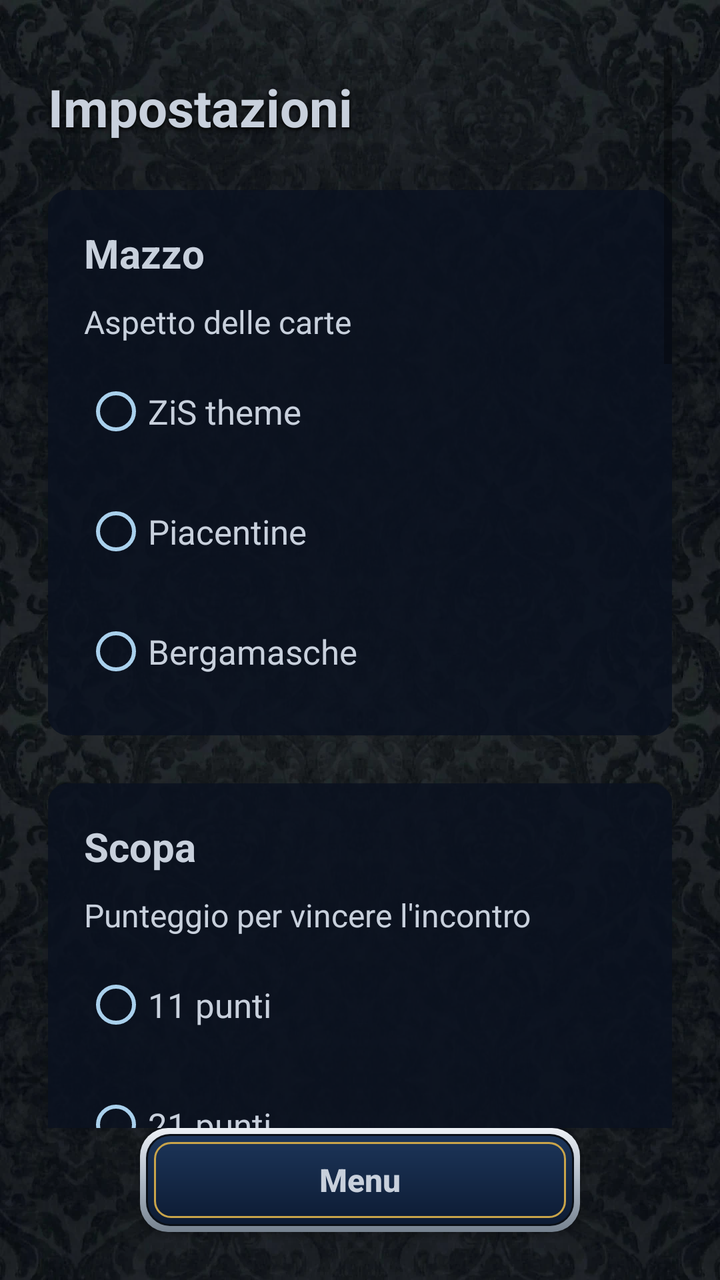
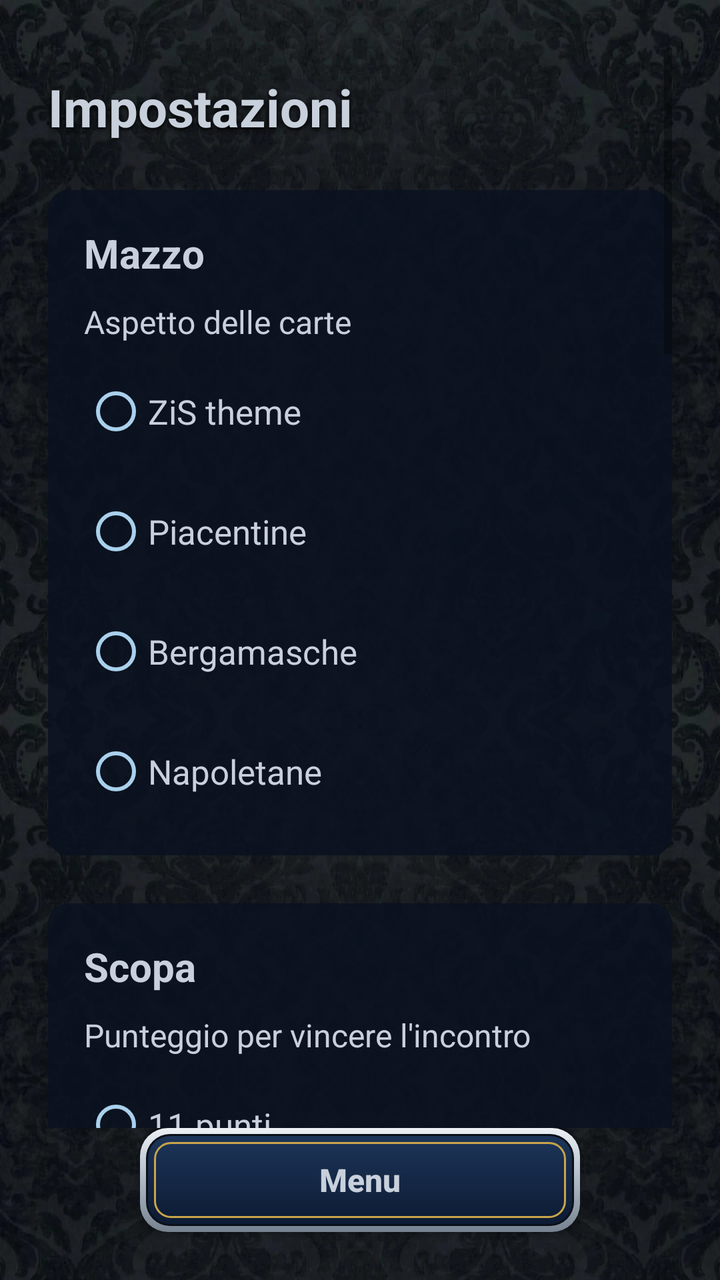

Before-and-after screenshots of an Android layout around one commit, followed by the original layout XML and the change that was made.
<!-- AndroidManifest.xml: application theme Theme.Scopa -->
<!-- res/layout/activity_settings.xml -->
<?xml version="1.0" encoding="utf-8"?>
<androidx.constraintlayout.widget.ConstraintLayout
    xmlns:android="http://schemas.android.com/apk/res/android"
    xmlns:app="http://schemas.android.com/apk/res-auto"
    android:layout_width="match_parent"
    android:layout_height="match_parent"
    android:background="@drawable/bg_velvet">

    <ScrollView
        android:layout_width="match_parent"
        android:layout_height="0dp"
        android:padding="24dp"
        android:clipToPadding="false"
        app:layout_constraintTop_toTopOf="parent"
        app:layout_constraintBottom_toTopOf="@id/btnBack">

        <LinearLayout
            android:layout_width="match_parent"
            android:layout_height="wrap_content"
            android:orientation="vertical">

            <TextView
                android:layout_width="wrap_content"
                android:layout_height="wrap_content"
                android:layout_marginTop="12dp"
                android:text="@string/settings_title"
                android:textColor="@color/silver"
                android:textSize="26sp"
                android:textStyle="bold"
                android:shadowColor="#000000" android:shadowDy="3" android:shadowRadius="6" />

            
            <LinearLayout
                android:layout_width="match_parent"
                android:layout_height="wrap_content"
                android:layout_marginTop="24dp"
                android:background="@drawable/panel_bg"
                android:orientation="vertical"
                android:padding="18dp">

                <TextView
                    android:layout_width="wrap_content"
                    android:layout_height="wrap_content"
                    android:text="@string/deck_section"
                    android:textColor="@color/silver"
                    android:textSize="20sp"
                    android:textStyle="bold" />

                <TextView
                    android:layout_width="wrap_content"
                    android:layout_height="wrap_content"
                    android:layout_marginTop="10dp"
                    android:text="@string/deck_label"
                    android:textColor="@color/silver"
                    android:textSize="16sp" />

                <RadioGroup
                    android:id="@+id/groupDeck"
                    android:layout_width="wrap_content"
                    android:layout_height="wrap_content"
                    android:layout_marginTop="10dp"
                    android:orientation="vertical">

                    <RadioButton
                        android:id="@+id/radioDeckZis"
                        android:layout_width="wrap_content"
                        android:layout_height="wrap_content"
                        android:layout_marginBottom="12dp"
                        android:buttonTint="@color/celeste"
                        android:text="@string/deck_zis"
                        android:textColor="@color/silver"
                        android:textSize="17sp" />

                    <RadioButton
                        android:id="@+id/radioDeckTrad"
                        android:layout_width="wrap_content"
                        android:layout_height="wrap_content"
                        android:layout_marginBottom="12dp"
                        android:buttonTint="@color/celeste"
                        android:text="@string/deck_trad"
                        android:textColor="@color/silver"
                        android:textSize="17sp" />

                    <RadioButton
                        android:id="@+id/radioDeckBerg"
                        android:layout_width="wrap_content"
                        android:layout_height="wrap_content"
                        android:buttonTint="@color/celeste"
                        android:text="@string/deck_berg"
                        android:textColor="@color/silver"
                        android:textSize="17sp" />
                </RadioGroup>

            </LinearLayout>

            
            <LinearLayout
                android:layout_width="match_parent"
                android:layout_height="wrap_content"
                android:layout_marginTop="24dp"
                android:background="@drawable/panel_bg"
                android:orientation="vertical"
                android:padding="18dp">

                <TextView
                    android:layout_width="wrap_content"
                    android:layout_height="wrap_content"
                    android:text="@string/play_scopa"
                    android:textColor="@color/silver"
                    android:textSize="20sp"
                    android:textStyle="bold" />

                <TextView
                    android:layout_width="wrap_content"
                    android:layout_height="wrap_content"
                    android:layout_marginTop="10dp"
                    android:text="@string/score_target_label"
                    android:textColor="@color/silver"
                    android:textSize="16sp" />

                <RadioGroup
                    android:id="@+id/groupTarget"
                    android:layout_width="wrap_content"
                    android:layout_height="wrap_content"
                    android:layout_marginTop="10dp"
                    android:orientation="vertical">

                    <RadioButton
                        android:id="@+id/radio11"
                        android:layout_width="wrap_content"
                        android:layout_height="wrap_content"
                        android:layout_marginBottom="12dp"
                        android:buttonTint="@color/celeste"
                        android:text="@string/target_11"
                        android:textColor="@color/silver"
                        android:textSize="17sp" />

                    <RadioButton
                        android:id="@+id/radio21"
                        android:layout_width="wrap_content"
                        android:layout_height="wrap_content"
                        android:buttonTint="@color/celeste"
                        android:text="@string/target_21"
                        android:textColor="@color/silver"
                        android:textSize="17sp" />
                </RadioGroup>
            </LinearLayout>

            
            <LinearLayout
                android:layout_width="match_parent"
                android:layout_height="wrap_content"
                android:layout_marginTop="18dp"
                android:background="@drawable/panel_bg"
                android:orientation="vertical"
                android:padding="18dp">

                <TextView
                    android:layout_width="wrap_content"
                    android:layout_height="wrap_content"
                    android:text="@string/play_briscola"
                    android:textColor="@color/silver"
                    android:textSize="20sp"
                    android:textStyle="bold" />

                <TextView
                    android:layout_width="wrap_content"
                    android:layout_height="wrap_content"
                    android:layout_marginTop="10dp"
                    android:text="@string/briscola_hands_label"
                    android:textColor="@color/silver"
                    android:textSize="16sp" />

                <RadioGroup
                    android:id="@+id/groupBriscola"
                    android:layout_width="wrap_content"
                    android:layout_height="wrap_content"
                    android:layout_marginTop="10dp"
                    android:orientation="vertical">

                    <RadioButton
                        android:id="@+id/radioB5"
                        android:layout_width="wrap_content"
                        android:layout_height="wrap_content"
                        android:layout_marginBottom="12dp"
                        android:buttonTint="@color/celeste"
                        android:text="@string/hands_5"
                        android:textColor="@color/silver"
                        android:textSize="17sp" />

                    <RadioButton
                        android:id="@+id/radioB11"
                        android:layout_width="wrap_content"
                        android:layout_height="wrap_content"
                        android:buttonTint="@color/celeste"
                        android:text="@string/hands_11"
                        android:textColor="@color/silver"
                        android:textSize="17sp" />
                </RadioGroup>
            </LinearLayout>

            
            <LinearLayout
                android:layout_width="match_parent"
                android:layout_height="wrap_content"
                android:layout_marginTop="18dp"
                android:background="@drawable/panel_bg"
                android:orientation="vertical"
                android:padding="18dp">

                <TextView
                    android:layout_width="wrap_content"
                    android:layout_height="wrap_content"
                    android:text="@string/play_tresette"
                    android:textColor="@color/silver"
                    android:textSize="20sp"
                    android:textStyle="bold" />

                <TextView
                    android:layout_width="wrap_content"
                    android:layout_height="wrap_content"
                    android:layout_marginTop="10dp"
                    android:text="@string/tresette_target_label"
                    android:textColor="@color/silver"
                    android:textSize="16sp" />

                <RadioGroup
                    android:id="@+id/groupTresette"
                    android:layout_width="wrap_content"
                    android:layout_height="wrap_content"
                    android:layout_marginTop="10dp"
                    android:orientation="vertical">

                    <RadioButton
                        android:id="@+id/radioT21"
                        android:layout_width="wrap_content"
                        android:layout_height="wrap_content"
                        android:layout_marginBottom="12dp"
                        android:buttonTint="@color/celeste"
                        android:text="@string/tre_target_21"
                        android:textColor="@color/silver"
                        android:textSize="17sp" />

                    <RadioButton
                        android:id="@+id/radioT31"
                        android:layout_width="wrap_content"
                        android:layout_height="wrap_content"
                        android:buttonTint="@color/celeste"
                        android:text="@string/tre_target_31"
                        android:textColor="@color/silver"
                        android:textSize="17sp" />
                </RadioGroup>

                <TextView
                    android:layout_width="wrap_content"
                    android:layout_height="wrap_content"
                    android:layout_marginTop="16dp"
                    android:text="@string/draw_seconds_label"
                    android:textColor="@color/silver"
                    android:textSize="16sp" />

                <RadioGroup
                    android:id="@+id/groupDraw"
                    android:layout_width="wrap_content"
                    android:layout_height="wrap_content"
                    android:layout_marginTop="10dp"
                    android:orientation="vertical">

                    <RadioButton
                        android:id="@+id/radioDraw1"
                        android:layout_width="wrap_content"
                        android:layout_height="wrap_content"
                        android:layout_marginBottom="12dp"
                        android:buttonTint="@color/celeste"
                        android:text="@string/draw_1s"
                        android:textColor="@color/silver"
                        android:textSize="17sp" />

                    <RadioButton
                        android:id="@+id/radioDraw2"
                        android:layout_width="wrap_content"
                        android:layout_height="wrap_content"
                        android:layout_marginBottom="12dp"
                        android:buttonTint="@color/celeste"
                        android:text="@string/draw_2s"
                        android:textColor="@color/silver"
                        android:textSize="17sp" />

                    <RadioButton
                        android:id="@+id/radioDraw3"
                        android:layout_width="wrap_content"
                        android:layout_height="wrap_content"
                        android:buttonTint="@color/celeste"
                        android:text="@string/draw_3s"
                        android:textColor="@color/silver"
                        android:textSize="17sp" />
                </RadioGroup>
            </LinearLayout>

            
            <LinearLayout
                android:layout_width="match_parent"
                android:layout_height="wrap_content"
                android:layout_marginTop="18dp"
                android:background="@drawable/panel_bg"
                android:orientation="vertical"
                android:padding="18dp">

                <TextView
                    android:layout_width="wrap_content"
                    android:layout_height="wrap_content"
                    android:text="@string/pause_section"
                    android:textColor="@color/silver"
                    android:textSize="20sp"
                    android:textStyle="bold" />

                <androidx.appcompat.widget.SwitchCompat
                    android:id="@+id/switchPause"
                    android:layout_width="match_parent"
                    android:layout_height="wrap_content"
                    android:layout_marginTop="12dp"
                    android:text="@string/pause_switch"
                    android:textColor="@color/silver"
                    android:textSize="17sp"
                    app:thumbTint="@color/celeste"
                    app:trackTint="@color/steel" />

                <TextView
                    android:layout_width="match_parent"
                    android:layout_height="wrap_content"
                    android:layout_marginTop="8dp"
                    android:text="@string/pause_switch_desc"
                    android:textColor="@color/silver_dark"
                    android:textSize="14sp" />

                <TextView
                    android:id="@+id/txtPauseInfo"
                    android:layout_width="match_parent"
                    android:layout_height="wrap_content"
                    android:layout_marginTop="8dp"
                    android:textColor="@color/gold"
                    android:textSize="14sp"
                    android:textStyle="bold"
                    android:visibility="gone" />
            </LinearLayout>

            
            <LinearLayout
                android:layout_width="match_parent"
                android:layout_height="wrap_content"
                android:layout_marginTop="18dp"
                android:background="@drawable/panel_bg"
                android:orientation="vertical"
                android:padding="18dp">

                <TextView
                    android:layout_width="wrap_content"
                    android:layout_height="wrap_content"
                    android:text="@string/test_section"
                    android:textColor="@color/silver"
                    android:textSize="20sp"
                    android:textStyle="bold" />

                <androidx.appcompat.widget.SwitchCompat
                    android:id="@+id/switchAuto"
                    android:layout_width="match_parent"
                    android:layout_height="wrap_content"
                    android:layout_marginTop="12dp"
                    android:text="@string/auto_play"
                    android:textColor="@color/silver"
                    android:textSize="17sp"
                    app:thumbTint="@color/celeste"
                    app:trackTint="@color/steel" />

                <TextView
                    android:layout_width="match_parent"
                    android:layout_height="wrap_content"
                    android:layout_marginTop="8dp"
                    android:text="@string/auto_play_desc"
                    android:textColor="@color/silver_dark"
                    android:textSize="14sp" />

                <androidx.appcompat.widget.SwitchCompat
                    android:id="@+id/switchBotCards"
                    android:layout_width="match_parent"
                    android:layout_height="wrap_content"
                    android:layout_marginTop="16dp"
                    android:text="@string/show_bot_cards"
                    android:textColor="@color/silver"
                    android:textSize="17sp"
                    app:thumbTint="@color/celeste"
                    app:trackTint="@color/steel" />

                <TextView
                    android:layout_width="match_parent"
                    android:layout_height="wrap_content"
                    android:layout_marginTop="8dp"
                    android:text="@string/show_bot_cards_desc"
                    android:textColor="@color/silver_dark"
                    android:textSize="14sp" />
            </LinearLayout>
        </LinearLayout>
    </ScrollView>

    <androidx.appcompat.widget.AppCompatButton
        android:id="@+id/btnBack"
        android:layout_width="220dp"
        android:layout_height="52dp"
        android:layout_marginBottom="24dp"
        android:background="@drawable/btn_cartiglio"
        android:text="@string/back_home"
        android:textColor="@color/silver"
        android:textSize="16sp"
        android:textStyle="bold"
        android:textAllCaps="false"
        app:layout_constraintBottom_toBottomOf="parent"
        app:layout_constraintEnd_toEndOf="parent"
        app:layout_constraintStart_toStartOf="parent" />

</androidx.constraintlayout.widget.ConstraintLayout>
<!-- resources referenced by this layout -->
<resources>
  <color name="celeste">#A9D0EC</color>
  <color name="gold">#E9C24C</color>
  <color name="silver">#C8D0DC</color>
  <color name="silver_dark">#AEB9C6</color>
  <color name="steel">#3E6BA6</color>
  <!-- drawable bg_velvet (drawable) -->
  <?xml version="1.0" encoding="utf-8"?>
  <layer-list xmlns:android="http://schemas.android.com/apk/res/android">
      <item android:drawable="@color/velvet_base" />
      <item>
          <bitmap android:src="@drawable/velvet" android:tileMode="repeat" android:dither="true" />
      </item>
  </layer-list>
  <!-- drawable panel_bg (drawable) -->
  <?xml version="1.0" encoding="utf-8"?>
  <shape xmlns:android="http://schemas.android.com/apk/res/android" android:shape="rectangle">
      <solid android:color="@color/panel" />
      <corners android:radius="10dp" />
  </shape>
  <string name="auto_play">Gioco automatico</string>
  <string name="auto_play_desc">Il programma gioca da solo sia le carte del Banco sia le tue. Serve a provare in fretta il funzionamento.</string>
  <string name="back_home">Menu</string>
  <string name="briscola_hands_label">Partite per vincere l\'incontro</string>
  <string name="deck_berg">Bergamasche</string>
  <string name="deck_label">Aspetto delle carte</string>
  <string name="deck_section">Mazzo</string>
  <string name="deck_trad">Piacentine</string>
  <string name="deck_zis">ZiS theme</string>
  <string name="draw_1s">1 secondo</string>
  <string name="draw_2s">2 secondi</string>
  <string name="draw_3s">3 secondi</string>
  <string name="draw_seconds_label">Per quanto resta scoperta la carta pescata</string>
  <string name="hands_11">11 partite</string>
  <string name="hands_5">5 partite</string>
  <string name="pause_section">Gioco responsabile</string>
  <string name="pause_switch">Pausa di 1 minuto fra gli incontri</string>
  <string name="pause_switch_desc">Al termine di ogni incontro compare un avviso e bisogna attendere un minuto prima di ricominciare. Se la disattivi, si riaccende da sola dopo un\'ora.</string>
  <string name="play_briscola">Briscola</string>
  <string name="play_scopa">Scopa</string>
  <string name="play_tresette">Tresette</string>
  <string name="score_target_label">Punteggio per vincere l\'incontro</string>
  <string name="settings_title">Impostazioni</string>
  <string name="show_bot_cards">Mostra carte del Banco</string>
  <string name="show_bot_cards_desc">Le carte del Banco restano scoperte e per intero sullo schermo. Serve a verificare la logica di gioco.</string>
  <string name="target_11">11 punti</string>
  <string name="target_21">21 punti</string>
  <string name="test_section">Test</string>
  <string name="tre_target_21">21 punti</string>
  <string name="tre_target_31">31 punti</string>
  <string name="tresette_target_label">Punteggio per vincere l\'incontro</string>
  <color name="velvet_base">#0A1018</color>
  <color name="panel">#D40A1220</color>
  <color name="navy_mid">#23477E</color>
  <color name="navy_deep">#0C1626</color>
  <color name="celeste_light">#D7EAF6</color>
  <style name="DarkAlertDialog" parent="Theme.MaterialComponents.Dialog.Alert">
          <item name="colorSurface">@color/navy</item>
          <item name="android:colorBackground">@color/navy</item>
          <item name="colorOnSurface">@color/silver</item>
          <item name="android:textColorPrimary">@color/silver</item>
          <item name="android:textColorSecondary">@color/silver</item>
          <item name="colorPrimary">@color/silver</item>
      </style>
  <color name="navy">#14294A</color>
  <!-- unchanged entries left out for length: 3 -->
</resources>

<!-- the commit's change to res/layout/activity_settings.xml (unified diff, before → after) -->
@@ -85,8 +85,18 @@
                         android:id="@+id/radioDeckBerg"
                         android:layout_width="wrap_content"
                         android:layout_height="wrap_content"
+                        android:layout_marginBottom="12dp"
                         android:buttonTint="@color/celeste"
                         android:text="@string/deck_berg"
+                        android:textColor="@color/silver"
+                        android:textSize="17sp" />
+
+                    <RadioButton
+                        android:id="@+id/radioDeckNap"
+                        android:layout_width="wrap_content"
+                        android:layout_height="wrap_content"
+                        android:buttonTint="@color/celeste"
+                        android:text="@string/deck_nap"
                         android:textColor="@color/silver"
                         android:textSize="17sp" />
                 </RadioGroup>
<!-- resource entries referenced after the edit -->
@@ -25,6 +25,7 @@
   <string name="briscola_hands_label">Partite per vincere l\'incontro</string>
   <string name="deck_berg">Bergamasche</string>
   <string name="deck_label">Aspetto delle carte</string>
+  <string name="deck_nap">Napoletane</string>
   <string name="deck_section">Mazzo</string>
   <string name="deck_trad">Piacentine</string>
   <string name="deck_zis">ZiS theme</string>
